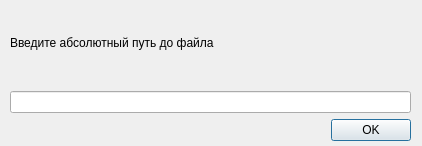
First picture: the form in app/LightTaskManager/gui/settingsdialog.ui, repository moevm/gui-1h2018-06, before the edit.
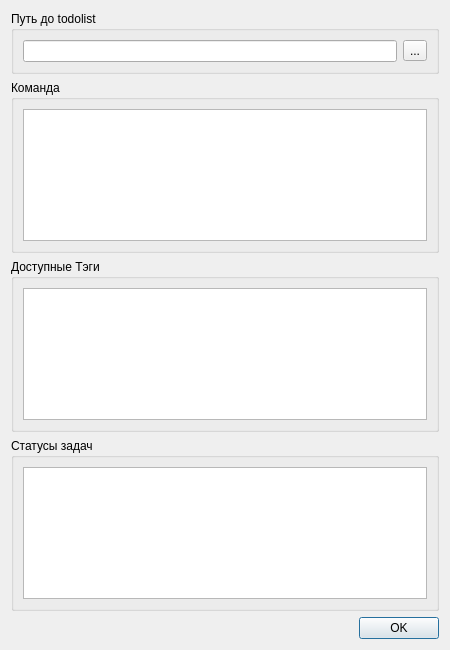
Second picture: the form after the edit.

Commit message: Обновлена форма для настроек

What changed in the file:
```diff
--- a/app/LightTaskManager/gui/settingsdialog.ui
+++ b/app/LightTaskManager/gui/settingsdialog.ui
@@ -6,34 +6,88 @@
    <rect>
     <x>0</x>
     <y>0</y>
-    <width>422</width>
-    <height>146</height>
+    <width>450</width>
+    <height>650</height>
    </rect>
   </property>
   <property name="windowTitle">
    <string>Настройка</string>
   </property>
-  <widget class="QWidget" name="layoutWidget">
-   <property name="geometry">
-    <rect>
-     <x>10</x>
-     <y>0</y>
-     <width>401</width>
-     <height>141</height>
-    </rect>
-   </property>
-   <layout class="QGridLayout" name="gridLayout">
-    <item row="1" column="0">
-     <widget class="QLineEdit" name="settingsLineEdit"/>
-    </item>
-    <item row="0" column="0">
-     <widget class="QLabel" name="settingsLabel">
+  <property name="modal">
+   <bool>false</bool>
+  </property>
+  <layout class="QVBoxLayout" name="verticalLayout_2">
+   <item>
+    <widget class="QGroupBox" name="todolistBinPathGroupBox">
+     <property name="title">
+      <string>Путь до todolist</string>
+     </property>
+     <layout class="QHBoxLayout" name="horizontalLayout">
+      <item>
+       <widget class="QLineEdit" name="todolistBinPathLineEdit"/>
+      </item>
+      <item>
+       <widget class="QToolButton" name="todolistBinPathToolButton">
       <property name="text">
-       <string>Введите абсолютный путь до файла</string>
+         <string>...</string>
       </property>
      </widget>
     </item>
-    <item row="2" column="0">
+     </layout>
+    </widget>
+   </item>
+   <item>
+    <widget class="QGroupBox" name="usersGroupBox">
+     <property name="title">
+      <string>Команда</string>
+     </property>
+     <layout class="QVBoxLayout" name="verticalLayout">
+      <item>
+       <widget class="QListWidget" name="usersListWidget">
+        <property name="editTriggers">
+         <set>QAbstractItemView::AllEditTriggers</set>
+        </property>
+        <property name="alternatingRowColors">
+         <bool>true</bool>
+        </property>
+       </widget>
+      </item>
+     </layout>
+    </widget>
+   </item>
+   <item>
+    <widget class="QGroupBox" name="tagsGroupBox">
+     <property name="title">
+      <string>Доступные Тэги</string>
+     </property>
+     <layout class="QVBoxLayout" name="verticalLayout_3">
+      <item>
+       <widget class="QListWidget" name="tagsListWidget">
+        <property name="alternatingRowColors">
+         <bool>true</bool>
+        </property>
+       </widget>
+      </item>
+     </layout>
+    </widget>
+   </item>
+   <item>
+    <widget class="QGroupBox" name="statusesGroupBox">
+     <property name="title">
+      <string>Статусы задач</string>
+     </property>
+     <layout class="QVBoxLayout" name="verticalLayout_4">
+      <item>
+       <widget class="QListWidget" name="statusesListWidget">
+        <property name="alternatingRowColors">
+         <bool>true</bool>
+        </property>
+       </widget>
+      </item>
+     </layout>
+    </widget>
+   </item>
+   <item>
      <widget class="QDialogButtonBox" name="buttonBox">
       <property name="standardButtons">
        <set>QDialogButtonBox::Ok</set>
@@ -41,7 +95,6 @@
      </widget>
     </item>
    </layout>
-  </widget>
  </widget>
  <resources/>
  <connections/>
```
Left out of the diff: 2 changed lines with no effect on the pictures. Lines whose indentation alone changed are shown as unchanged. The commit also changes 6 other files.
